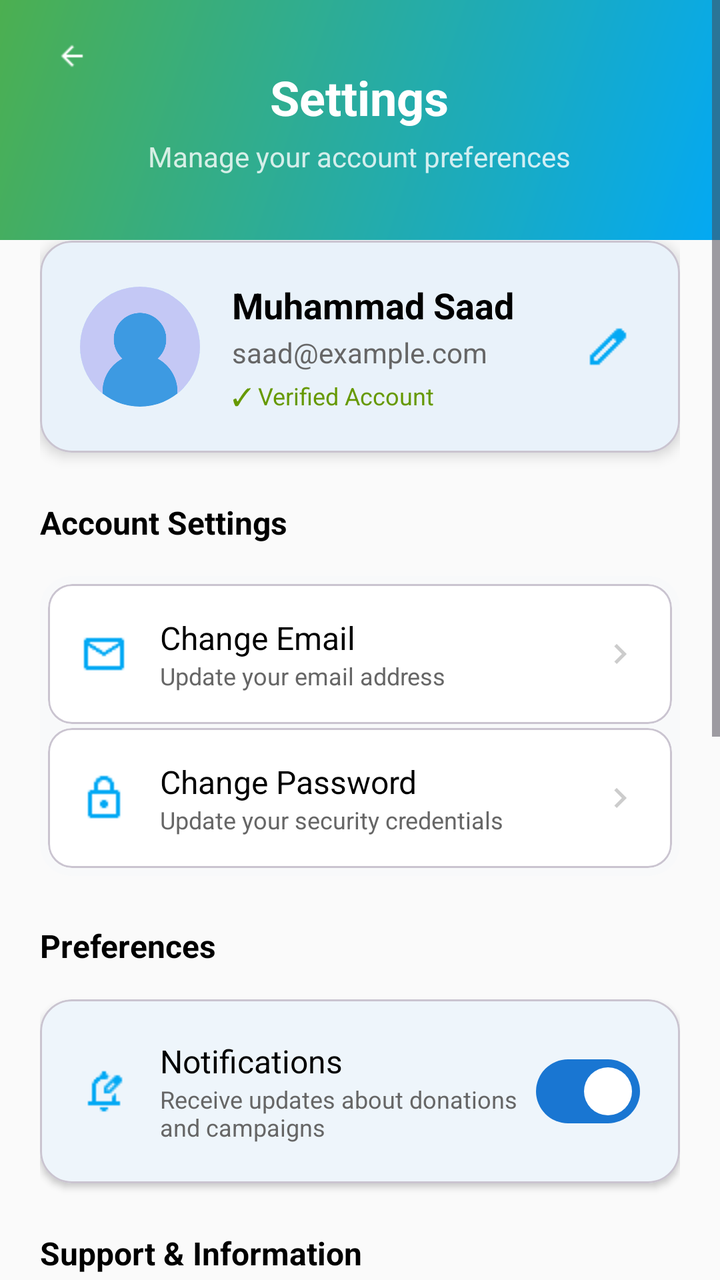
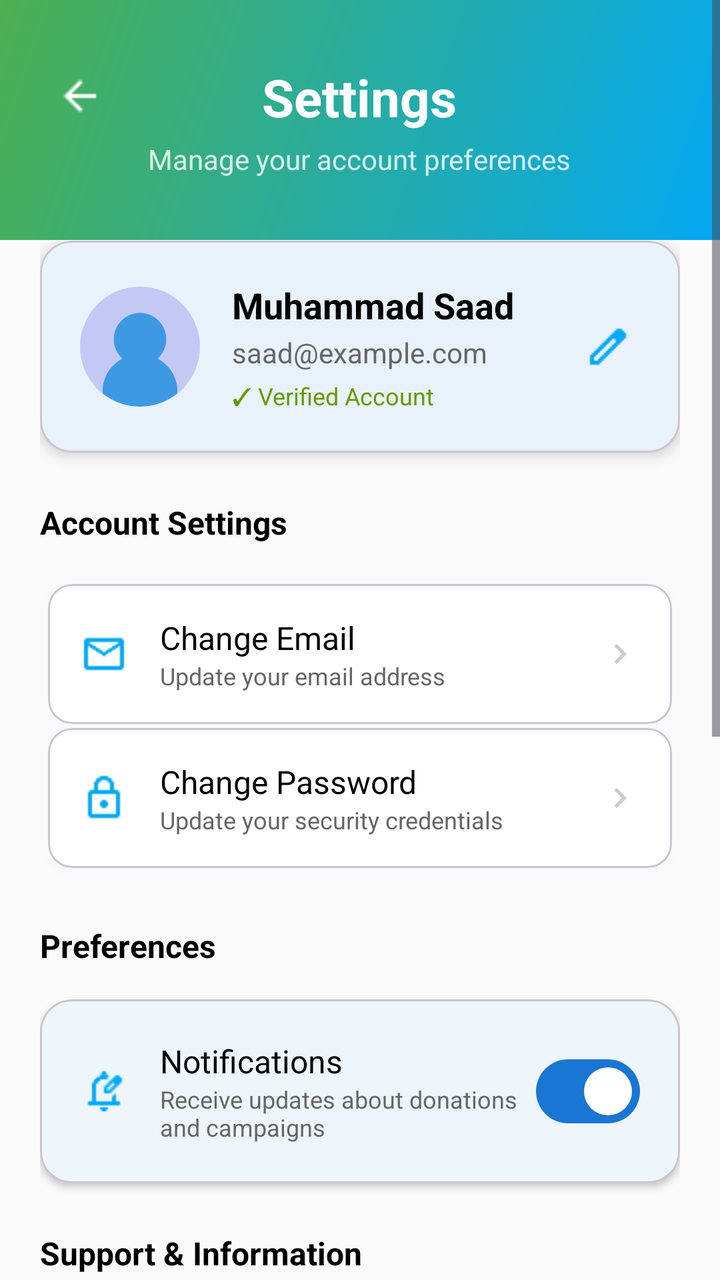

Before-and-after screenshots of an Android layout around one commit, followed by the original layout XML and the change that was made.
<!-- AndroidManifest.xml: application theme Theme.GiveEase -->
<!-- res/layout/fragment_donor_settings.xml -->
<?xml version="1.0" encoding="utf-8"?>
<ScrollView xmlns:android="http://schemas.android.com/apk/res/android"
    xmlns:app="http://schemas.android.com/apk/res-auto"
    android:layout_width="match_parent"
    android:layout_height="match_parent"
    android:background="@color/background"
    android:fillViewport="true">

    <LinearLayout
        android:layout_width="match_parent"
        android:layout_height="wrap_content"
        android:orientation="vertical">

        <RelativeLayout
            android:layout_width="match_parent"
            android:layout_height="120dp"
            android:background="@drawable/settings_header_gradient"
            android:paddingHorizontal="24dp"
            android:paddingTop="16dp">

            <ImageView
                android:id="@+id/btnBack"
                android:layout_width="24dp"
                android:layout_height="24dp"
                android:src="@drawable/ic_back"
                android:contentDescription="Back"
                android:clickable="true"
                android:focusable="true"
                android:background="?attr/selectableItemBackgroundBorderless"
                android:padding="4dp"
                app:tint="@android:color/white" />

            <LinearLayout
                android:layout_width="wrap_content"
                android:layout_height="wrap_content"
                android:layout_centerInParent="true"
                android:orientation="vertical"
                android:gravity="center">

                <TextView
                    android:layout_width="wrap_content"
                    android:layout_height="wrap_content"
                    android:text="Settings"
                    android:textSize="24sp"
                    android:textStyle="bold"
                    android:textColor="@android:color/white" />

                <TextView
                    android:layout_width="wrap_content"
                    android:layout_height="wrap_content"
                    android:text="Manage your account preferences"
                    android:textSize="14sp"
                    android:textColor="@android:color/white"
                    android:alpha="0.8"
                    android:layout_marginTop="4dp" />
            </LinearLayout>
        </RelativeLayout>

        <LinearLayout
            android:layout_width="match_parent"
            android:layout_height="wrap_content"
            android:orientation="vertical"
            android:padding="20dp"
            android:layout_marginTop="-20dp">

            <com.google.android.material.card.MaterialCardView
                android:layout_width="match_parent"
                android:layout_height="wrap_content"
                android:layout_marginBottom="24dp"
                app:cardCornerRadius="16dp"
                app:cardElevation="4dp"
                app:cardBackgroundColor="@android:color/white">

                <LinearLayout
                    android:layout_width="match_parent"
                    android:layout_height="wrap_content"
                    android:orientation="horizontal"
                    android:padding="20dp"
                    android:gravity="center_vertical">

                    <com.google.android.material.imageview.ShapeableImageView
                        android:layout_width="60dp"
                        android:layout_height="60dp"
                        android:src="@drawable/sample_profile"
                        android:scaleType="centerCrop"
                        app:shapeAppearanceOverlay="@style/CircleImageView"
                        android:background="@drawable/circle_background_secondary" />

                    <LinearLayout
                        android:layout_width="0dp"
                        android:layout_height="wrap_content"
                        android:layout_weight="1"
                        android:layout_marginStart="16dp"
                        android:orientation="vertical">

                        <TextView
                            android:id="@+id/tvUserName"
                            android:layout_width="wrap_content"
                            android:layout_height="wrap_content"
                            android:text="Muhammad Saad"
                            android:textSize="18sp"
                            android:textStyle="bold"
                            android:textColor="@android:color/black" />

                        <TextView
                            android:id="@+id/tvUserEmail"
                            android:layout_width="wrap_content"
                            android:layout_height="wrap_content"
                            android:text="saad@example.com"
                            android:textSize="14sp"
                            android:textColor="#666666"
                            android:layout_marginTop="2dp" />

                        <TextView
                            android:layout_width="wrap_content"
                            android:layout_height="wrap_content"
                            android:text="✓ Verified Account"
                            android:textSize="12sp"
                            android:textColor="@android:color/holo_green_dark"
                            android:layout_marginTop="4dp" />
                    </LinearLayout>

                    <ImageView
                        android:id="@+id/btnEditProfile"
                        android:layout_width="32dp"
                        android:layout_height="32dp"
                        android:src="@drawable/ic_edit"
                        android:background="?attr/selectableItemBackgroundBorderless"
                        android:clickable="true"
                        android:focusable="true"
                        android:padding="4dp"
                        app:tint="@color/secondary" />
                </LinearLayout>
            </com.google.android.material.card.MaterialCardView>

            <TextView
                android:layout_width="wrap_content"
                android:layout_height="wrap_content"
                android:text="Account Settings"
                android:textSize="16sp"
                android:textStyle="bold"
                android:textColor="@android:color/black"
                android:layout_marginBottom="16dp" />

            <LinearLayout
                android:layout_width="match_parent"
                android:layout_height="wrap_content"
                android:orientation="vertical"
                android:background="@drawable/settings_group_background"
                android:padding="4dp"
                android:layout_marginBottom="24dp">

                <com.google.android.material.card.MaterialCardView
                    android:id="@+id/cardEditProfile"
                    android:layout_width="match_parent"
                    android:layout_height="wrap_content"
                    android:layout_marginBottom="2dp"
                    android:clickable="true"
                    android:focusable="true"
                    app:cardCornerRadius="12dp"
                    app:cardElevation="0dp"
                    app:cardBackgroundColor="@android:color/white">

                    <LinearLayout
                        android:layout_width="match_parent"
                        android:layout_height="wrap_content"
                        android:orientation="horizontal"
                        android:padding="16dp"
                        android:gravity="center_vertical">

                        <ImageView
                            android:layout_width="24dp"
                            android:layout_height="24dp"
                            android:src="@drawable/ic_email"
                            app:tint="@color/secondary" />

                        <LinearLayout
                            android:layout_width="0dp"
                            android:layout_height="wrap_content"
                            android:layout_weight="1"
                            android:layout_marginStart="16dp"
                            android:orientation="vertical">

                            <TextView
                                android:layout_width="wrap_content"
                                android:layout_height="wrap_content"
                                android:text="Change Email"
                                android:textSize="16sp"
                                android:textColor="@android:color/black" />

                            <TextView
                                android:layout_width="wrap_content"
                                android:layout_height="wrap_content"
                                android:text="Update your email address"
                                android:textSize="12sp"
                                android:textColor="#666666" />
                        </LinearLayout>

                        <ImageView
                            android:layout_width="20dp"
                            android:layout_height="20dp"
                            android:src="@drawable/ic_arrow_right"
                            app:tint="#CCCCCC" />
                    </LinearLayout>
                </com.google.android.material.card.MaterialCardView>

                <com.google.android.material.card.MaterialCardView
                    android:id="@+id/cardChangePassword"
                    android:layout_width="match_parent"
                    android:layout_height="wrap_content"
                    android:clickable="true"
                    android:focusable="true"
                    app:cardCornerRadius="12dp"
                    app:cardElevation="0dp"
                    app:cardBackgroundColor="@android:color/white">

                    <LinearLayout
                        android:layout_width="match_parent"
                        android:layout_height="wrap_content"
                        android:orientation="horizontal"
                        android:padding="16dp"
                        android:gravity="center_vertical">

                        <ImageView
                            android:layout_width="24dp"
                            android:layout_height="24dp"
                            android:src="@drawable/ic_lock"
                            app:tint="@color/secondary" />

                        <LinearLayout
                            android:layout_width="0dp"
                            android:layout_height="wrap_content"
                            android:layout_weight="1"
                            android:layout_marginStart="16dp"
                            android:orientation="vertical">

                            <TextView
                                android:layout_width="wrap_content"
                                android:layout_height="wrap_content"
                                android:text="Change Password"
                                android:textSize="16sp"
                                android:textColor="@android:color/black" />

                            <TextView
                                android:layout_width="wrap_content"
                                android:layout_height="wrap_content"
                                android:text="Update your security credentials"
                                android:textSize="12sp"
                                android:textColor="#666666" />
                        </LinearLayout>

                        <ImageView
                            android:layout_width="20dp"
                            android:layout_height="20dp"
                            android:src="@drawable/ic_arrow_right"
                            app:tint="#CCCCCC" />
                    </LinearLayout>
                </com.google.android.material.card.MaterialCardView>
            </LinearLayout>

            <TextView
                android:layout_width="wrap_content"
                android:layout_height="wrap_content"
                android:text="Preferences"
                android:textSize="16sp"
                android:textStyle="bold"
                android:textColor="@android:color/black"
                android:layout_marginBottom="16dp" />

            <com.google.android.material.card.MaterialCardView
                android:layout_width="match_parent"
                android:layout_height="wrap_content"
                android:layout_marginBottom="24dp"
                app:cardCornerRadius="16dp"
                app:cardElevation="2dp"
                app:cardBackgroundColor="@android:color/white">

                <LinearLayout
                    android:layout_width="match_parent"
                    android:layout_height="wrap_content"
                    android:orientation="horizontal"
                    android:padding="20dp"
                    android:gravity="center_vertical">

                    <ImageView
                        android:layout_width="24dp"
                        android:layout_height="24dp"
                        android:src="@drawable/ic_notification"
                        app:tint="@color/secondary" />

                    <LinearLayout
                        android:layout_width="0dp"
                        android:layout_height="wrap_content"
                        android:layout_weight="1"
                        android:layout_marginStart="16dp"
                        android:orientation="vertical">

                        <TextView
                            android:layout_width="wrap_content"
                            android:layout_height="wrap_content"
                            android:text="Notifications"
                            android:textSize="16sp"
                            android:textColor="@android:color/black" />

                        <TextView
                            android:layout_width="wrap_content"
                            android:layout_height="wrap_content"
                            android:text="Receive updates about donations and campaigns"
                            android:textSize="12sp"
                            android:textColor="#666666" />
                    </LinearLayout>

                    <com.google.android.material.materialswitch.MaterialSwitch
                        android:id="@+id/switchNotifications"
                        android:layout_width="wrap_content"
                        android:layout_height="wrap_content"
                        android:checked="true" />
                </LinearLayout>
            </com.google.android.material.card.MaterialCardView>

            <TextView
                android:layout_width="wrap_content"
                android:layout_height="wrap_content"
                android:text="Support &amp; Information"
                android:textSize="16sp"
                android:textStyle="bold"
                android:textColor="@android:color/black"
                android:layout_marginBottom="16dp" />

            <LinearLayout
                android:layout_width="match_parent"
                android:layout_height="wrap_content"
                android:orientation="vertical"
                android:background="@drawable/settings_group_background"
                android:padding="4dp"
                android:layout_marginBottom="32dp">

                <com.google.android.material.card.MaterialCardView
                    android:id="@+id/cardFaq"
                    android:layout_width="match_parent"
                    android:layout_height="wrap_content"
                    android:layout_marginBottom="2dp"
                    android:clickable="true"
                    android:focusable="true"
                    app:cardCornerRadius="12dp"
                    app:cardElevation="0dp"
                    app:cardBackgroundColor="@android:color/white">

                    <LinearLayout
                        android:layout_width="match_parent"
                        android:layout_height="wrap_content"
                        android:orientation="horizontal"
                        android:padding="16dp"
                        android:gravity="center_vertical">

                        <ImageView
                            android:layout_width="24dp"
                            android:layout_height="24dp"
                            android:src="@drawable/ic_faq"
                            app:tint="@color/secondary" />

                        <TextView
                            android:layout_width="0dp"
                            android:layout_height="wrap_content"
                            android:layout_weight="1"
                            android:layout_marginStart="16dp"
                            android:text="FAQs"
                            android:textSize="16sp"
                            android:textColor="@android:color/black" />

                        <ImageView
                            android:layout_width="20dp"
                            android:layout_height="20dp"
                            android:src="@drawable/ic_arrow_right"
                            app:tint="#CCCCCC" />
                    </LinearLayout>
                </com.google.android.material.card.MaterialCardView>

                <com.google.android.material.card.MaterialCardView
                    android:id="@+id/cardSupport"
                    android:layout_width="match_parent"
                    android:layout_height="wrap_content"
                    android:layout_marginBottom="2dp"
                    android:clickable="true"
                    android:focusable="true"
                    app:cardCornerRadius="12dp"
                    app:cardElevation="0dp"
                    app:cardBackgroundColor="@android:color/white">

                    <LinearLayout
                        android:layout_width="match_parent"
                        android:layout_height="wrap_content"
                        android:orientation="horizontal"
                        android:padding="16dp"
                        android:gravity="center_vertical">

                        <ImageView
                            android:layout_width="24dp"
                            android:layout_height="24dp"
                            android:src="@drawable/ic_support"
                            app:tint="@color/secondary" />

                        <TextView
                            android:layout_width="0dp"
                            android:layout_height="wrap_content"
                            android:layout_weight="1"
                            android:layout_marginStart="16dp"
                            android:text="Contact Support"
                            android:textSize="16sp"
                            android:textColor="@android:color/black" />

                        <ImageView
                            android:layout_width="20dp"
                            android:layout_height="20dp"
                            android:src="@drawable/ic_arrow_right"
                            app:tint="#CCCCCC" />
                    </LinearLayout>
                </com.google.android.material.card.MaterialCardView>

                <com.google.android.material.card.MaterialCardView
                    android:id="@+id/cardPrivacy"
                    android:layout_width="match_parent"
                    android:layout_height="wrap_content"
                    android:layout_marginBottom="2dp"
                    android:clickable="true"
                    android:focusable="true"
                    app:cardCornerRadius="12dp"
                    app:cardElevation="0dp"
                    app:cardBackgroundColor="@android:color/white">

                    <LinearLayout
                        android:layout_width="match_parent"
                        android:layout_height="wrap_content"
                        android:orientation="horizontal"
                        android:padding="16dp"
                        android:gravity="center_vertical">

                        <ImageView
                            android:layout_width="24dp"
                            android:layout_height="24dp"
                            android:src="@drawable/ic_privacy"
                            app:tint="@color/secondary" />

                        <TextView
                            android:layout_width="0dp"
                            android:layout_height="wrap_content"
                            android:layout_weight="1"
                            android:layout_marginStart="16dp"
                            android:text="Privacy Policy"
                            android:textSize="16sp"
                            android:textColor="@android:color/black" />

                        <ImageView
                            android:layout_width="20dp"
                            android:layout_height="20dp"
                            android:src="@drawable/ic_arrow_right"
                            app:tint="#CCCCCC" />
                    </LinearLayout>
                </com.google.android.material.card.MaterialCardView>

                <com.google.android.material.card.MaterialCardView
                    android:id="@+id/cardTerms"
                    android:layout_width="match_parent"
                    android:layout_height="wrap_content"
                    android:clickable="true"
                    android:focusable="true"
                    app:cardCornerRadius="12dp"
                    app:cardElevation="0dp"
                    app:cardBackgroundColor="@android:color/white">

                    <LinearLayout
                        android:layout_width="match_parent"
                        android:layout_height="wrap_content"
                        android:orientation="horizontal"
                        android:padding="16dp"
                        android:gravity="center_vertical">

                        <ImageView
                            android:layout_width="24dp"
                            android:layout_height="24dp"
                            android:src="@drawable/ic_term"
                            app:tint="@color/secondary" />

                        <TextView
                            android:layout_width="0dp"
                            android:layout_height="wrap_content"
                            android:layout_weight="1"
                            android:layout_marginStart="16dp"
                            android:text="Terms &amp; Conditions"
                            android:textSize="16sp"
                            android:textColor="@android:color/black" />

                        <ImageView
                            android:layout_width="20dp"
                            android:layout_height="20dp"
                            android:src="@drawable/ic_arrow_right"
                            app:tint="#CCCCCC" />
                    </LinearLayout>
                </com.google.android.material.card.MaterialCardView>
            </LinearLayout>

            <com.google.android.material.button.MaterialButton
                android:id="@+id/btnLogout"
                android:layout_width="match_parent"
                android:layout_height="56dp"
                android:text="Logout"
                android:textSize="16sp"
                android:textStyle="bold"
                app:cornerRadius="28dp"
                android:layout_marginBottom="16dp"
                android:backgroundTint="@color/secondary"
                app:icon="@drawable/ic_logout"
                app:iconGravity="start"
                style="@style/Widget.Material3.Button" />

            <com.google.android.material.button.MaterialButton
                android:id="@+id/btnDeleteAccount"
                android:layout_width="match_parent"
                android:layout_height="56dp"
                android:text="Delete Account"
                android:textSize="16sp"
                android:textStyle="bold"
                android:textColor="@color/error"
                app:cornerRadius="28dp"
                app:strokeColor="@color/error"
                app:strokeWidth="2dp"
                app:icon="@drawable/ic_delete"
                app:iconGravity="start"
                app:iconTint="@color/error"
                android:backgroundTint="@android:color/transparent"
                style="@style/Widget.Material3.Button.OutlinedButton" />

            <TextView
                android:layout_width="wrap_content"
                android:layout_height="wrap_content"
                android:layout_gravity="center"
                android:text="GiveEase v1.0"
                android:textColor="#CCCCCC"
                android:textSize="12sp"
                android:layout_marginTop="24dp" />
        </LinearLayout>
    </LinearLayout>
</ScrollView>
<!-- resources referenced by this layout -->
<resources>
  <color name="background">#FAFAFA</color>
  <color name="error">#F44336</color>
  <color name="secondary">#03A9F4</color>
  <!-- drawable circle_background_secondary (drawable) -->
  <shape xmlns:android="http://schemas.android.com/apk/res/android"
      android:shape="oval">
      <solid android:color="@color/secondary" />
  </shape>
  <!-- drawable ic_arrow_right (drawable) -->
  <vector xmlns:android="http://schemas.android.com/apk/res/android"
      android:width="24dp"
      android:height="24dp"
      android:viewportWidth="24"
      android:viewportHeight="24">
      <path
          android:fillColor="#FF000000"
          android:pathData="M8.59,16.59L13.17,12 8.59,7.41 10,6l6,6 -6,6 -1.41,-1.41z"/>
  </vector>
  <!-- drawable ic_back: png bitmap (drawable, 216 bytes) -->
  <!-- drawable ic_delete (drawable) -->
  <vector xmlns:android="http://schemas.android.com/apk/res/android"
      android:width="24dp"
      android:height="24dp"
      android:viewportWidth="24"
      android:viewportHeight="24">
      <path
          android:fillColor="#FF000000"
          android:pathData="M6,19c0,1.1 0.9,2 2,2h8c1.1,0 2,-0.9 2,-2V7H6v12zM19,4h-3.5l-1,-1h-5l-1,1H5v2h14V4z"/>
  </vector>
  <!-- drawable ic_edit: png bitmap (drawable, 262 bytes) -->
  <!-- drawable ic_email: png bitmap (drawable, 300 bytes) -->
  <!-- drawable ic_faq: png bitmap (drawable, 415 bytes) -->
  <!-- drawable ic_lock: png bitmap (drawable, 280 bytes) -->
  <!-- drawable ic_logout (drawable) -->
  <vector xmlns:android="http://schemas.android.com/apk/res/android"
      android:width="24dp"
      android:height="24dp"
      android:viewportWidth="24"
      android:viewportHeight="24">
      <path
          android:fillColor="#FF000000"
          android:pathData="M17,7l-1.41,1.41L18.17,11H8v2h10.17l-2.58,2.59L17,17l5,-5zM4,5h8V3H4c-1.1,0 -2,0.9 -2,2v14c0,1.1 0.9,2 2,2h8v-2H4V5z"/>
  </vector>
  <!-- drawable ic_notification: png bitmap (drawable, 363 bytes) -->
  <!-- drawable ic_privacy: png bitmap (drawable, 385 bytes) -->
  <!-- drawable ic_support: png bitmap (drawable, 507 bytes) -->
  <!-- drawable ic_term: png bitmap (drawable, 204 bytes) -->
  <!-- drawable sample_profile: png bitmap (drawable, 19645 bytes) -->
  <!-- drawable settings_group_background (drawable) -->
  <shape xmlns:android="http://schemas.android.com/apk/res/android">
      <solid android:color="#F8F9FA" />
      <corners android:radius="16dp" />
  </shape>
  <!-- drawable settings_header_gradient (drawable) -->
  <shape xmlns:android="http://schemas.android.com/apk/res/android">
      <gradient
          android:angle="135"
          android:startColor="@color/secondary"
          android:endColor="@color/primary"
          android:type="linear" />
  </shape>
  <style name="CircleImageView" parent="">
          <item name="cornerFamily">rounded</item>
          <item name="cornerSize">50%</item>
      </style>
  <style name="Theme.GiveEase" parent="Theme.Material3.Light.NoActionBar">
          
          <item name="colorPrimary">@color/primary_blue</item>
          <item name="colorOnPrimary">@color/white</item>
          <item name="colorSecondary">@color/teal_200</item>
          <item name="colorOnSecondary">@color/black</item>
  
          
          <item name="android:windowBackground">@color/background</item>
          <item name="colorSurface">@color/surface</item>
          <item name="colorOnSurface">@color/onSurface</item>
          <item name="colorOnBackground">@color/onBackground</item>
  
          
          <item name="android:statusBarColor" tools:targetApi="l">?attr/colorPrimary</item>
  
      </style>
  <color name="primary">#4CAF50</color>
  <color name="primary_blue">#1976D2</color>
  <color name="white">#FFFFFFFF</color>
  <color name="teal_200">#FF03DAC5</color>
  <color name="black">#FF000000</color>
  <color name="surface">#FFFFFF</color>
  <color name="onSurface">#212121</color>
  <color name="onBackground">#212121</color>
</resources>

<!-- the commit's change to res/layout/fragment_donor_settings.xml (unified diff, before → after) -->
@@ -20,14 +20,16 @@
 
             <ImageView
                 android:id="@+id/btnBack"
-                android:layout_width="24dp"
-                android:layout_height="24dp"
+                android:layout_width="32dp"
+                android:layout_height="32dp"
+                android:layout_alignParentTop="true"
+                android:layout_marginTop="16dp"
+                android:background="?attr/selectableItemBackgroundBorderless"
+                android:clickable="true"
+                android:contentDescription="Back"
+                android:focusable="true"
+                android:padding="4dp"
                 android:src="@drawable/ic_back"
-                android:contentDescription="Back"
-                android:clickable="true"
-                android:focusable="true"
-                android:background="?attr/selectableItemBackgroundBorderless"
-                android:padding="4dp"
                 app:tint="@android:color/white" />
 
             <LinearLayout
@@ -41,7 +43,7 @@
                     android:layout_width="wrap_content"
                     android:layout_height="wrap_content"
                     android:text="Settings"
-                    android:textSize="24sp"
+                    android:textSize="26sp"
                     android:textStyle="bold"
                     android:textColor="@android:color/white" />
 
